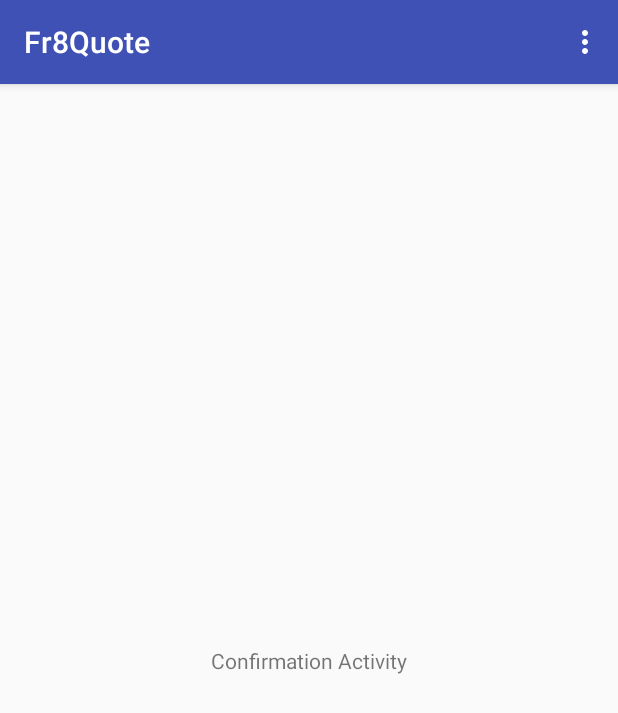
After one commit to schesnowitz/Fr8-on-Android, an Android app: the ConfirmationActivity screen opened directly, with no data from a screen before it, on a phone screen of 412 x 824 dp. The commit adds this screen. Shown: the top 713 px of the screen. Run offline under Robolectric (Android 15) with nearby library versions, the phone set to English and light mode, and no system bars; libraries missing offline, so code that uses them is left out: com.parse.

Commit message:
sign in. create accnt log out

```diff
--- a/app/src/main/AndroidManifest.xml
+++ b/app/src/main/AndroidManifest.xml
@@ -24,6 +24,8 @@
         </activity>
         <activity android:name=".LoginAccount">
         </activity>
+        <activity android:name=".ConfirmationActivity">
+        </activity>
     </application>
 
 </manifest>
--- /dev/null
+++ b/app/src/main/java/com/chesnowitz/fr8quote/ConfirmationActivity.java
@@ -0,0 +1,46 @@
+package com.chesnowitz.fr8quote;
+
+import android.content.Intent;
+import android.support.v7.app.AppCompatActivity;
+import android.os.Bundle;
+import android.view.Menu;
+import android.view.MenuItem;
+import android.widget.Toast;
+
+import com.parse.ParseUser;
+
+public class ConfirmationActivity extends AppCompatActivity {
+
+  @Override
+  protected void onCreate(Bundle savedInstanceState) {
+    super.onCreate(savedInstanceState);
+    setContentView(R.layout.activity_confirmation);
+
+
+  }
+
+  @Override
+  public boolean onCreateOptionsMenu(Menu menu) {
+    getMenuInflater().inflate(R.menu.main_menu, menu);
+    return super.onCreateOptionsMenu(menu);
+  }
+
+  @Override
+  public boolean onOptionsItemSelected(MenuItem item) {
+    switch (item.getItemId()) {
+//      case R.id.action_add:
+//        if (user != null && auth != null) {
+//          startActivity(new Intent(PostListActivity.this, AddPostActivity.class));
+//          finish(); // removes old activities if user goes back
+//        }
+      case R.id.action_signout:
+      if (ParseUser.getCurrentUser() != null ) {
+        ParseUser.logOut();
+        startActivity(new Intent(ConfirmationActivity.this, MainActivity.class));
+        Toast.makeText(this, "You have signed out.", Toast.LENGTH_LONG).show();
+        finish(); // removes old activities if user goes back
+      }
+    }
+    return super.onOptionsItemSelected(item);
+  }
+}
--- /dev/null
+++ b/app/src/main/res/layout/activity_confirmation.xml
@@ -0,0 +1,19 @@
+<?xml version="1.0" encoding="utf-8"?>
+<android.support.constraint.ConstraintLayout
+    xmlns:android="http://schemas.android.com/apk/res/android"
+    xmlns:app="http://schemas.android.com/apk/res-auto"
+    xmlns:tools="http://schemas.android.com/tools"
+    android:layout_width="match_parent"
+    android:layout_height="match_parent"
+    tools:context="com.chesnowitz.fr8quote.ConfirmationActivity">
+
+    <TextView
+        android:id="@+id/textView"
+        android:layout_width="wrap_content"
+        android:layout_height="wrap_content"
+        android:text="Confirmation Activity"
+        app:layout_constraintBottom_toBottomOf="parent"
+        app:layout_constraintLeft_toLeftOf="parent"
+        app:layout_constraintRight_toRightOf="parent"
+        app:layout_constraintTop_toTopOf="parent"/>
+</android.support.constraint.ConstraintLayout>
--- a/app/src/main/res/layout/activity_create_account.xml
+++ b/app/src/main/res/layout/activity_create_account.xml
@@ -18,7 +18,6 @@
         android:ems="10"
         android:hint="@string/email"
         android:inputType="textEmailAddress|textPersonName"
-        android:text="@string/email"
         app:layout_constraintBottom_toBottomOf="parent"
         app:layout_constraintHorizontal_bias="0.0"
         app:layout_constraintLeft_toLeftOf="parent"
--- a/app/src/main/res/layout/activity_login_account.xml
+++ b/app/src/main/res/layout/activity_login_account.xml
@@ -20,7 +20,6 @@
         android:ems="10"
         android:hint="@string/email"
         android:inputType="textEmailAddress|textPersonName"
-        android:text="@string/email"
         app:layout_constraintBottom_toBottomOf="parent"
         app:layout_constraintHorizontal_bias="0.0"
         app:layout_constraintLeft_toLeftOf="parent"
--- /dev/null
+++ b/app/src/main/res/menu/main_menu.xml
@@ -0,0 +1,8 @@
+<?xml version="1.0" encoding="utf-8"?>
+<menu xmlns:android="http://schemas.android.com/apk/res/android"
+      xmlns:app="http://schemas.android.com/apk/res-auto">
+            <item
+                android:id="@+id/action_signout"
+                android:title="Sign Out"
+                app:showAsAction="never"/>
+</menu>
```
Also changed, not shown: app/src/main/java/com/chesnowitz/fr8quote/CreateAccount.java (+8 -1 lines), app/src/main/java/com/chesnowitz/fr8quote/LoginAccount.java (+41 -1 lines), app/src/main/java/model/Confirmation.java (added, +26 -0 lines).
